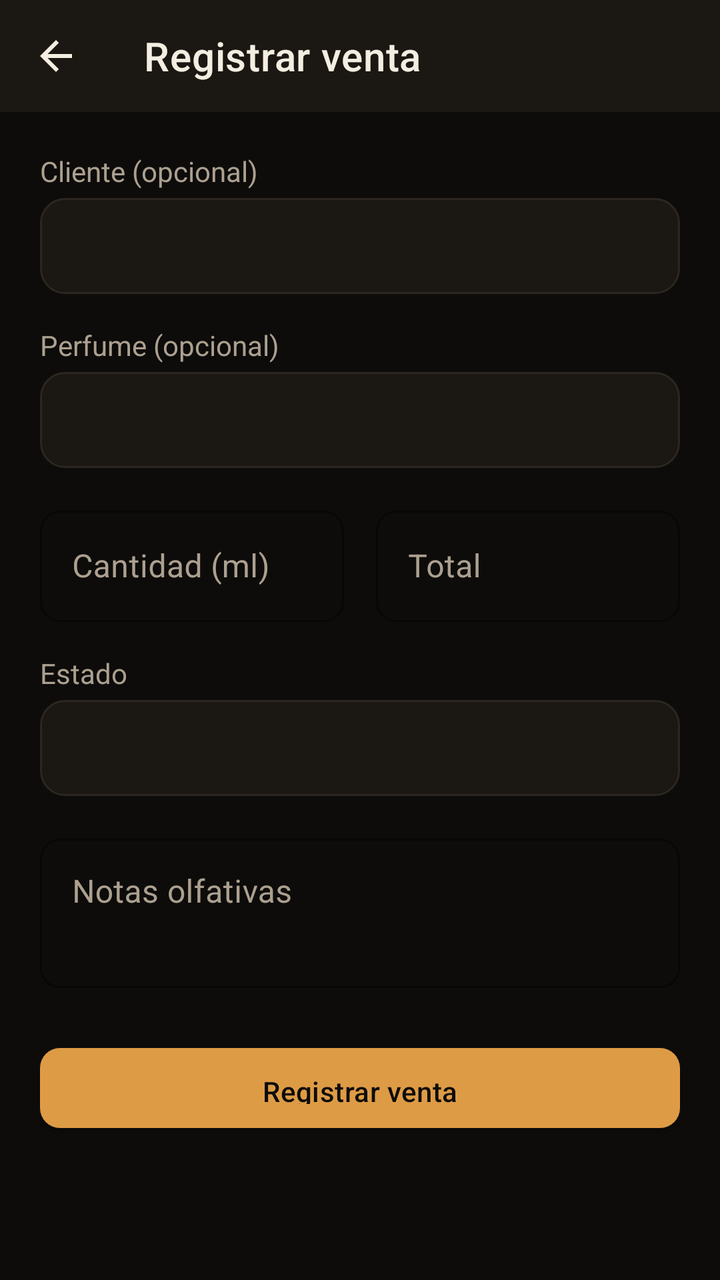
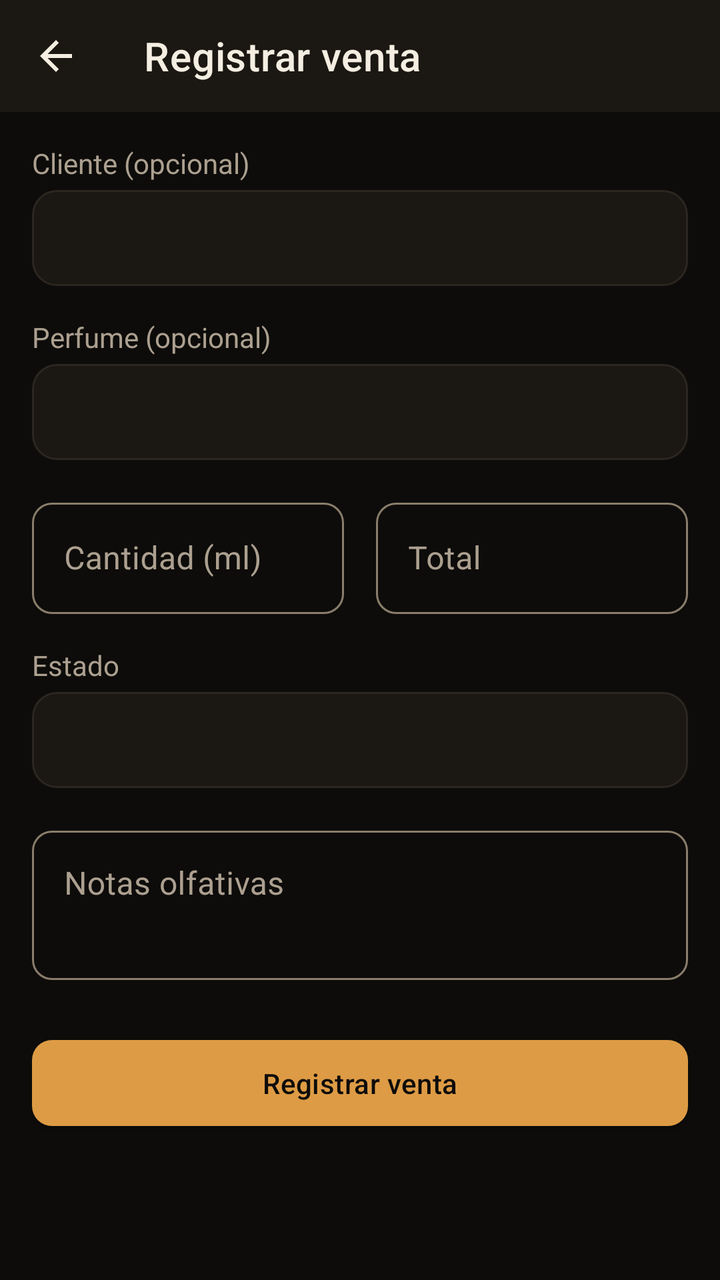

Compare the two renders of this Android layout. The source of the first and the diff that turns it into the second are given below.
<!-- AndroidManifest.xml: application theme Theme.RFragancias -->
<!-- res/layout/activity_venta_form.xml -->
<?xml version="1.0" encoding="utf-8"?>
<androidx.core.widget.NestedScrollView xmlns:android="http://schemas.android.com/apk/res/android"
    xmlns:app="http://schemas.android.com/apk/res-auto"
    android:layout_width="match_parent"
    android:layout_height="match_parent"
    android:background="@color/bg"
    android:fillViewport="true">

    <LinearLayout
        android:layout_width="match_parent"
        android:layout_height="wrap_content"
        android:orientation="vertical">

        <androidx.appcompat.widget.Toolbar
            android:id="@+id/toolbar"
            android:layout_width="match_parent"
            android:layout_height="?attr/actionBarSize"
            android:background="@color/surface"
            app:navigationIcon="@drawable/ic_back"
            app:title="@string/registrar_venta"
            app:titleTextColor="@color/text_primary" />

        <LinearLayout
            android:layout_width="match_parent"
            android:layout_height="wrap_content"
            android:orientation="vertical"
            android:padding="@dimen/padding_screen">

            <TextView
                android:layout_width="wrap_content"
                android:layout_height="wrap_content"
                android:text="@string/hint_cliente"
                style="@style/TextBodyMuted" />

            <Spinner
                android:id="@+id/spinner_cliente"
                android:layout_width="match_parent"
                android:layout_height="48dp"
                android:layout_marginTop="4dp"
                android:background="@drawable/bg_search"
                android:paddingHorizontal="12dp" />

            <TextView
                android:layout_width="wrap_content"
                android:layout_height="wrap_content"
                android:layout_marginTop="@dimen/spacing_md"
                android:text="@string/hint_perfume"
                style="@style/TextBodyMuted" />

            <Spinner
                android:id="@+id/spinner_perfume"
                android:layout_width="match_parent"
                android:layout_height="48dp"
                android:layout_marginTop="4dp"
                android:background="@drawable/bg_search"
                android:paddingHorizontal="12dp" />

            <LinearLayout
                android:layout_width="match_parent"
                android:layout_height="wrap_content"
                android:orientation="horizontal">

                <com.google.android.material.textfield.TextInputLayout
                    android:layout_width="0dp"
                    android:layout_height="wrap_content"
                    android:layout_weight="1"
                    android:layout_marginTop="@dimen/spacing_md"
                    android:layout_marginEnd="8dp"
                    style="@style/Widget.RFragancias.TextInputLayout">

                    <com.google.android.material.textfield.TextInputEditText
                        android:id="@+id/edit_cantidad_ml"
                        android:layout_width="match_parent"
                        android:layout_height="wrap_content"
                        android:inputType="numberDecimal"
                        android:hint="@string/hint_cantidad_ml" />
                </com.google.android.material.textfield.TextInputLayout>

                <com.google.android.material.textfield.TextInputLayout
                    android:layout_width="0dp"
                    android:layout_height="wrap_content"
                    android:layout_weight="1"
                    android:layout_marginTop="@dimen/spacing_md"
                    android:layout_marginStart="8dp"
                    style="@style/Widget.RFragancias.TextInputLayout">

                    <com.google.android.material.textfield.TextInputEditText
                        android:id="@+id/edit_total"
                        android:layout_width="match_parent"
                        android:layout_height="wrap_content"
                        android:inputType="numberDecimal"
                        android:hint="@string/hint_total" />
                </com.google.android.material.textfield.TextInputLayout>
            </LinearLayout>

            <TextView
                android:layout_width="wrap_content"
                android:layout_height="wrap_content"
                android:layout_marginTop="@dimen/spacing_md"
                android:text="@string/hint_estado"
                style="@style/TextBodyMuted" />

            <Spinner
                android:id="@+id/spinner_estado"
                android:layout_width="match_parent"
                android:layout_height="48dp"
                android:layout_marginTop="4dp"
                android:background="@drawable/bg_search"
                android:paddingHorizontal="12dp" />

            <com.google.android.material.textfield.TextInputLayout
                android:layout_width="match_parent"
                android:layout_height="wrap_content"
                android:layout_marginTop="@dimen/spacing_md"
                style="@style/Widget.RFragancias.TextInputLayout">

                <com.google.android.material.textfield.TextInputEditText
                    android:id="@+id/edit_notas"
                    android:layout_width="match_parent"
                    android:layout_height="wrap_content"
                    android:minLines="2"
                    android:gravity="top"
                    android:hint="@string/hint_notas" />
            </com.google.android.material.textfield.TextInputLayout>

            <com.google.android.material.button.MaterialButton
                android:id="@+id/btn_guardar"
                android:layout_width="match_parent"
                android:layout_height="52dp"
                android:layout_marginTop="@dimen/spacing_lg"
                android:text="@string/registrar_venta" />

            <ProgressBar
                android:id="@+id/progress_form"
                android:layout_width="wrap_content"
                android:layout_height="wrap_content"
                android:layout_gravity="center_horizontal"
                android:layout_marginTop="16dp"
                android:indeterminateTint="@color/primary"
                android:visibility="gone" />
        </LinearLayout>
    </LinearLayout>
</androidx.core.widget.NestedScrollView>
<!-- resources referenced by this layout -->
<resources>
  <color name="bg">#0D0C0A</color>
  <color name="primary">#DE9B45</color>
  <color name="surface">#1B1712</color>
  <color name="text_primary">#F4EEE2</color>
  <dimen name="padding_screen">20dp</dimen>
  <dimen name="spacing_lg">24dp</dimen>
  <dimen name="spacing_md">16dp</dimen>
  <!-- drawable bg_search (drawable) -->
  <shape xmlns:android="http://schemas.android.com/apk/res/android" android:shape="rectangle">
      <corners android:radius="12dp"/>
      <solid android:color="@color/surface"/>
      <stroke android:width="1dp" android:color="@color/border"/>
  </shape>
  <!-- drawable ic_back (drawable) -->
  <vector xmlns:android="http://schemas.android.com/apk/res/android"
      android:width="24dp" android:height="24dp" android:viewportWidth="24" android:viewportHeight="24">
      <path android:fillColor="#F4EEE2" android:pathData="M20,11H7.83l5.59,-5.59L12,4l-8,8 8,8 1.41,-1.41L7.83,13H20v-2z"/>
  </vector>
  <string name="hint_cantidad_ml">Cantidad (ml)</string>
  <string name="hint_cliente">Cliente (opcional)</string>
  <string name="hint_estado">Estado</string>
  <string name="hint_notas">Notas olfativas</string>
  <string name="hint_perfume">Perfume (opcional)</string>
  <string name="hint_total">Total</string>
  <string name="registrar_venta">Registrar venta</string>
  <style name="TextBodyMuted">
          <item name="android:textColor">@color/text_muted</item>
          <item name="android:textSize">14sp</item>
      </style>
  <style name="Widget.RFragancias.TextInputLayout" parent="Widget.MaterialComponents.TextInputLayout.OutlinedBox">
          <item name="boxStrokeColor">@color/border</item>
          <item name="hintTextColor">@color/primary</item>
          <item name="android:textColorHint">@color/text_muted</item>
          <item name="boxCornerRadiusTopStart">10dp</item>
          <item name="boxCornerRadiusTopEnd">10dp</item>
          <item name="boxCornerRadiusBottomStart">10dp</item>
          <item name="boxCornerRadiusBottomEnd">10dp</item>
      </style>
  <style name="Theme.RFragancias" parent="Theme.MaterialComponents.DayNight.NoActionBar">
          <item name="colorPrimary">@color/primary</item>
          <item name="colorPrimaryDark">@color/bg</item>
          <item name="colorAccent">@color/primary</item>
          <item name="colorSurface">@color/surface</item>
          <item name="colorOnSurface">@color/text_primary</item>
          <item name="colorOnPrimary">@color/bg</item>
          <item name="android:windowBackground">@color/bg</item>
          <item name="android:statusBarColor">@color/bg</item>
          <item name="android:navigationBarColor">@color/bg</item>
          <item name="android:windowLightStatusBar" tools:targetApi="m">false</item>
          <item name="android:textColorPrimary">@color/text_primary</item>
          <item name="android:textColorSecondary">@color/text_muted</item>
          <item name="materialButtonStyle">@style/Widget.RFragancias.Button</item>
          <item name="editTextStyle">@style/Widget.RFragancias.EditText</item>
          <item name="textInputStyle">@style/Widget.RFragancias.TextInputLayout</item>
      </style>
  <color name="border">#2C2620</color>
  <color name="text_muted">#ACA090</color>
  <style name="Widget.RFragancias.EditText" parent="Widget.AppCompat.EditText">
          <item name="android:textColor">@color/text_primary</item>
          <item name="android:textColorHint">@color/text_muted</item>
      </style>
  <!-- unchanged entries left out for length: 1 -->
</resources>

<!-- the commit's change to res/layout/activity_venta_form.xml (unified diff, before → after) -->
@@ -70,6 +70,7 @@
 
                     <com.google.android.material.textfield.TextInputEditText
                         android:id="@+id/edit_cantidad_ml"
+                        android:imeOptions="actionNext"
                         android:layout_width="match_parent"
                         android:layout_height="wrap_content"
                         android:inputType="numberDecimal"
@@ -86,6 +87,7 @@
 
                     <com.google.android.material.textfield.TextInputEditText
                         android:id="@+id/edit_total"
+                        android:imeOptions="actionNext"
                         android:layout_width="match_parent"
                         android:layout_height="wrap_content"
                         android:inputType="numberDecimal"
@@ -116,6 +118,7 @@
 
                 <com.google.android.material.textfield.TextInputEditText
                     android:id="@+id/edit_notas"
+                    android:imeOptions="actionDone"
                     android:layout_width="match_parent"
                     android:layout_height="wrap_content"
                     android:minLines="2"
@@ -126,7 +129,8 @@
             <com.google.android.material.button.MaterialButton
                 android:id="@+id/btn_guardar"
                 android:layout_width="match_parent"
-                android:layout_height="52dp"
+                android:layout_height="wrap_content"
+                android:minHeight="52dp"
                 android:layout_marginTop="@dimen/spacing_lg"
                 android:text="@string/registrar_venta" />
 
<!-- resource entries referenced after the edit -->
@@ -4,7 +4,7 @@
   <color name="primary">#DE9B45</color>
   <color name="surface">#1B1712</color>
   <color name="text_primary">#F4EEE2</color>
-  <dimen name="padding_screen">20dp</dimen>
+  <dimen name="padding_screen">16dp</dimen>
   <dimen name="spacing_lg">24dp</dimen>
   <dimen name="spacing_md">16dp</dimen>
   <!-- drawable bg_search (drawable) -->
@@ -30,7 +30,10 @@
           <item name="android:textSize">14sp</item>
       </style>
   <style name="Widget.RFragancias.TextInputLayout" parent="Widget.MaterialComponents.TextInputLayout.OutlinedBox">
-          <item name="boxStrokeColor">@color/border</item>
+          <item name="boxStrokeColor">@color/input_stroke</item>
+          <item name="boxStrokeErrorColor">@color/error</item>
+          <item name="errorTextColor">@color/error</item>
+          <item name="errorIconTint">@color/error</item>
           <item name="hintTextColor">@color/primary</item>
           <item name="android:textColorHint">@color/text_muted</item>
           <item name="boxCornerRadiusTopStart">10dp</item>
@@ -45,6 +48,8 @@
           <item name="colorSurface">@color/surface</item>
           <item name="colorOnSurface">@color/text_primary</item>
           <item name="colorOnPrimary">@color/bg</item>
+          <item name="colorError">@color/error</item>
+          <item name="colorOnError">@color/bg</item>
           <item name="android:windowBackground">@color/bg</item>
           <item name="android:statusBarColor">@color/bg</item>
           <item name="android:navigationBarColor">@color/bg</item>
@@ -57,6 +62,7 @@
       </style>
   <color name="border">#2C2620</color>
   <color name="text_muted">#ACA090</color>
+  <color name="error">#E08A72</color>
   <style name="Widget.RFragancias.EditText" parent="Widget.AppCompat.EditText">
           <item name="android:textColor">@color/text_primary</item>
           <item name="android:textColorHint">@color/text_muted</item>
